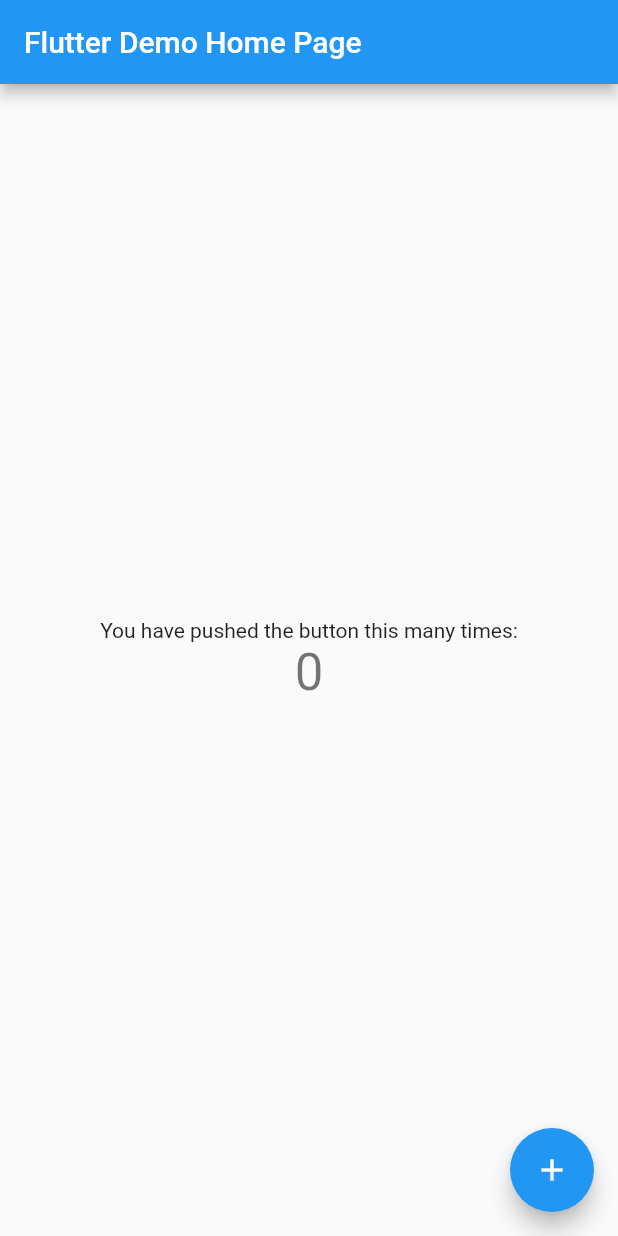
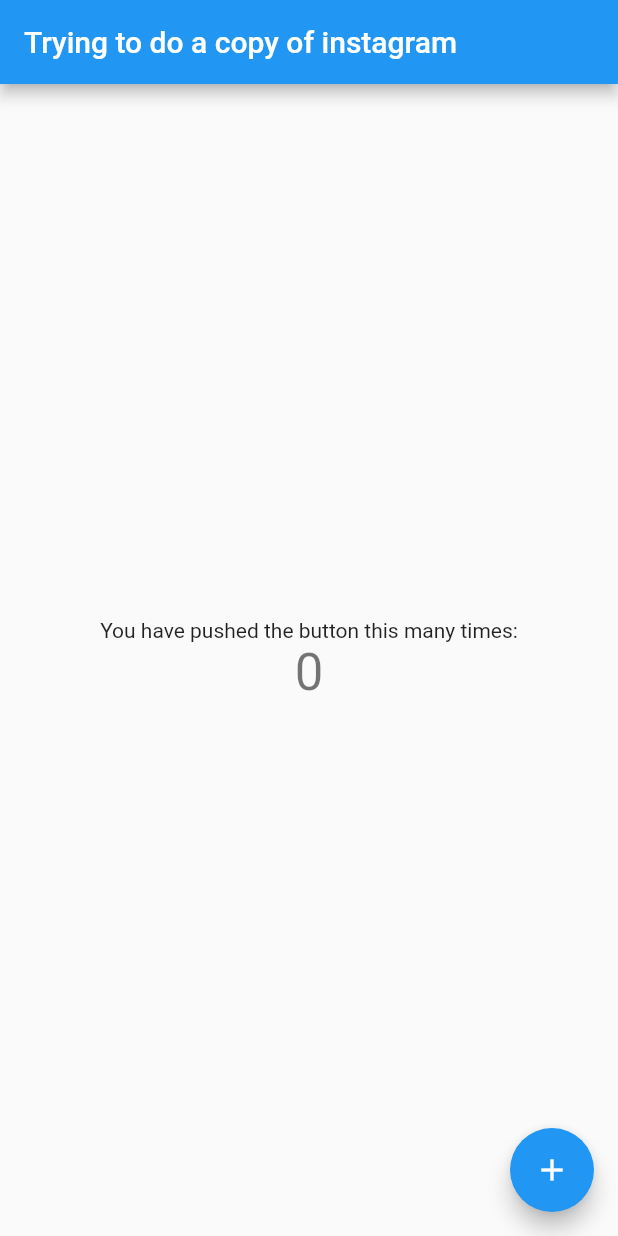
Before and after one commit to k4is3r/flutter-try-stalkergram, a Flutter app: the screen it shows after launch, on a phone screen of 412 x 824 dp. Run offline on Flutter 3.47's test engine with Material 2 defaults, Android fonts, the phone set to English and light mode, and no system bars.

Commit message:
changing names

```diff
--- a/lib/main.dart
+++ b/lib/main.dart
@@ -7,35 +7,18 @@ class MyApp extends StatelessWidget {
   @override
   Widget build(BuildContext context) {
     return MaterialApp(
-      title: 'Flutter Demo',
+      title: 'Stalkergram',
       theme: ThemeData(
-        // This is the theme of your application.
-        //
-        // Try running your application with "flutter run". You'll see the
-        // application has a blue toolbar. Then, without quitting the app, try
-        // changing the primarySwatch below to Colors.green and then invoke
-        // "hot reload" (press "r" in the console where you ran "flutter run",
-        // or simply save your changes to "hot reload" in a Flutter IDE).
-        // Notice that the counter didn't reset back to zero; the application
-        // is not restarted.
+
         primarySwatch: Colors.blue,
       ),
-      home: MyHomePage(title: 'Flutter Demo Home Page'),
+      home: MyHomePage(title: 'Trying to do a copy of instagram'),
     );
   }
 }
 
 class MyHomePage extends StatefulWidget {
   MyHomePage({Key key, this.title}) : super(key: key);
-
-  // This widget is the home page of your application. It is stateful, meaning
-  // that it has a State object (defined below) that contains fields that affect
-  // how it looks.
-
-  // This class is the configuration for the state. It holds the values (in this
-  // case the title) provided by the parent (in this case the App widget) and
-  // used by the build method of the State. Fields in a Widget subclass are
-  // always marked "final".
 
   final String title;
 
@@ -48,47 +31,22 @@ class _MyHomePageState extends State<MyHomePage> {
 
   void _incrementCounter() {
     setState(() {
-      // This call to setState tells the Flutter framework that something has
-      // changed in this State, which causes it to rerun the build method below
-      // so that the display can reflect the updated values. If we changed
-      // _counter without calling setState(), then the build method would not be
-      // called again, and so nothing would appear to happen.
       _counter++;
     });
   }
 
   @override
   Widget build(BuildContext context) {
-    // This method is rerun every time setState is called, for instance as done
-    // by the _incrementCounter method above.
-    //
-    // The Flutter framework has been optimized to make rerunning build methods
-    // fast, so that you can just rebuild anything that needs updating rather
-    // than having to individually change instances of widgets.
+
     return Scaffold(
       appBar: AppBar(
-        // Here we take the value from the MyHomePage object that was created by
-        // the App.build method, and use it to set our appbar title.
+
         title: Text(widget.title),
       ),
       body: Center(
-        // Center is a layout widget. It takes a single child and positions it
-        // in the middle of the parent.
+
         child: Column(
-          // Column is also a layout widget. It takes a list of children and
-          // arranges them vertically. By default, it sizes itself to fit its
-          // children horizontally, and tries to be as tall as its parent.
-          //
-          // Invoke "debug painting" (press "p" in the console, choose the
-          // "Toggle Debug Paint" action from the Flutter Inspector in Android
-          // Studio, or the "Toggle Debug Paint" command in Visual Studio Code)
-          // to see the wireframe for each widget.
-          //
-          // Column has various properties to control how it sizes itself and
-          // how it positions its children. Here we use mainAxisAlignment to
-          // center the children vertically; the main axis here is the vertical
-          // axis because Columns are vertical (the cross axis would be
-          // horizontal).
+
           mainAxisAlignment: MainAxisAlignment.center,
           children: <Widget>[
             Text(
```
Also changed, not shown: 2 other files.
